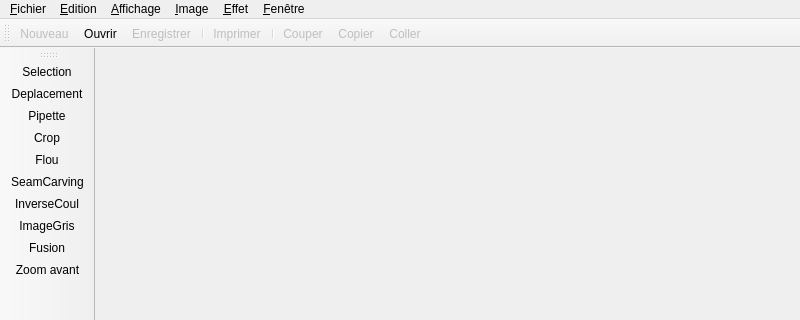
Qt form Basma/image1/mainwindow.ui (LilyOfTheWest/image) before a commit; both pictures show x 0 to 800 and y 0 to 320 of the 800 by 600 pixel window.
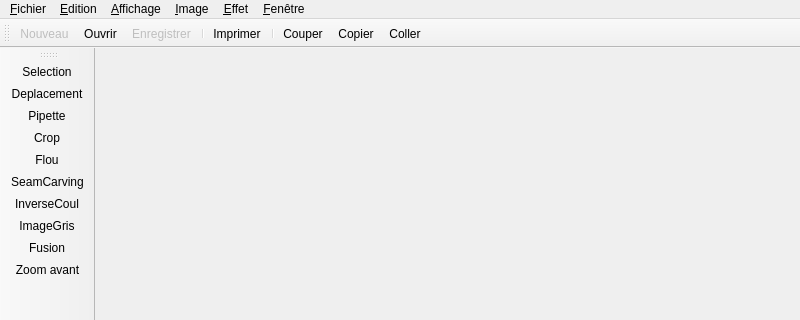
The same form after that commit. Icons and pictures are not drawn.

What changed in the file:
```diff
--- a/Basma/image1/mainwindow.ui
+++ b/Basma/image1/mainwindow.ui
@@ -225,7 +225,7 @@
   </action>
   <action name="action_Imprimer">
    <property name="enabled">
-    <bool>false</bool>
+    <bool>true</bool>
    </property>
    <property name="icon">
     <iconset resource="res.qrc">
@@ -257,7 +257,7 @@
   </action>
   <action name="action_Couper">
    <property name="enabled">
-    <bool>false</bool>
+    <bool>true</bool>
    </property>
    <property name="icon">
     <iconset resource="res.qrc">
@@ -272,7 +272,7 @@
   </action>
   <action name="action_Copier">
    <property name="enabled">
-    <bool>false</bool>
+    <bool>true</bool>
    </property>
    <property name="icon">
     <iconset resource="res.qrc">
@@ -287,7 +287,7 @@
   </action>
   <action name="action_Coller">
    <property name="enabled">
-    <bool>false</bool>
+    <bool>true</bool>
    </property>
    <property name="icon">
     <iconset resource="res.qrc">
```
